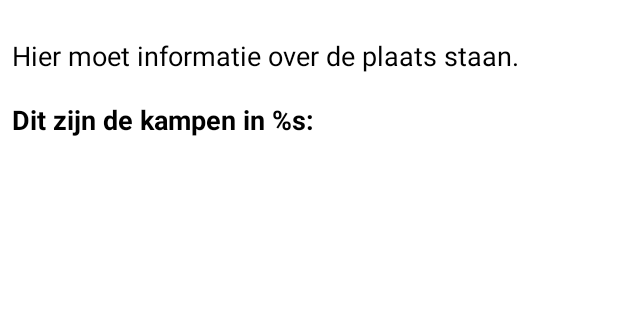
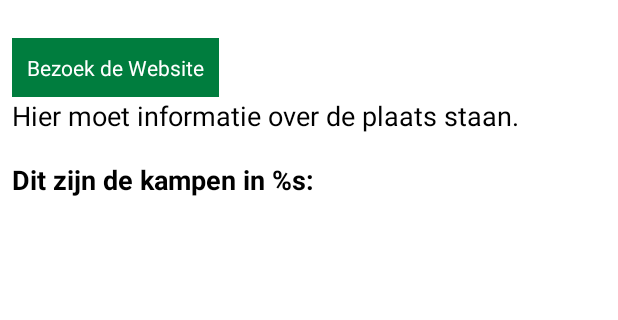
Before and after one commit to mdonath/hit-app, an Android app: the fragment PlaatsFragment shown on its own in the app's theme, on a phone screen of 412 x 824 dp, the part 87-407 px from its top. Run offline under Robolectric (Android 15) with nearby library versions, the phone set to English and light mode, and no system bars; 11 statements that could not run were skipped.

Commit message:
weblinks verwijderd en bij plaats vervangen door een knop Share knop werkend gemaakt

```diff
--- /dev/null
+++ b/app/src/main/java/nl/scouting/hit/app/courant/AbstractHitFragment.java
@@ -0,0 +1,30 @@
+package nl.scouting.hit.app.courant;
+
+import android.content.Intent;
+import android.net.Uri;
+import android.support.v4.app.Fragment;
+import android.view.View;
+
+/**
+ */
+public abstract class AbstractHitFragment extends Fragment {
+
+	/**
+	 * Opens a url in a browser.
+	 */
+	protected class OpenBrowserOnClickListener implements View.OnClickListener {
+
+		private final String url;
+
+		public OpenBrowserOnClickListener(String url) {
+			this.url = url;
+		}
+
+		@Override
+		public void onClick(final View v) {
+			Intent intent = new Intent(Intent.ACTION_VIEW);
+			intent.setData(Uri.parse(url));
+			startActivity(intent);
+		}
+	}
+}
--- a/app/src/main/java/nl/scouting/hit/app/courant/PlaatsFragment.java
+++ b/app/src/main/java/nl/scouting/hit/app/courant/PlaatsFragment.java
@@ -7,6 +7,7 @@ import android.view.View;
 import android.view.ViewGroup;
 import android.widget.AdapterView;
 import android.widget.ArrayAdapter;
+import android.widget.Button;
 import android.widget.ImageView;
 import android.widget.TextView;
 
@@ -31,7 +32,7 @@ import static nl.scouting.hit.app.util.TextUtil.setText;
 /**
  * Shows the information for a 'HIT-plaats'.
  */
-public class PlaatsFragment extends Fragment implements AdapterView.OnItemClickListener {
+public class PlaatsFragment extends AbstractHitFragment implements AdapterView.OnItemClickListener {
 
 	public static final String PARAM_ID = "courant.plaats.id";
 
@@ -72,13 +73,14 @@ public class PlaatsFragment extends Fragment implements AdapterView.OnItemClickL
 	}
 
 	private void setWeblink(final HitPlaats plaats, final View view) {
-		String url;
+		Button openWebsite = (Button) view.findViewById(R.id.websiteknop);
 		if (AvailableUtil.isNetworkAvailable(view.getContext())) {
-			url = "https://hit.scouting.nl/" + plaats.getNaam().toLowerCase() + "/";
+			openWebsite.setOnClickListener(new OpenBrowserOnClickListener("https://hit.scouting.nl/" + plaats.getNaam().toLowerCase() + "/"));
+			openWebsite.setVisibility(View.VISIBLE);
 		} else {
-			url = "";
+			// Verstop de knop
+			openWebsite.setVisibility(View.GONE);
 		}
-		setText(view, R.id.weblink, url);
 	}
 
 	private void setCourantTekst(final HitPlaats plaats, final View view) {
--- a/app/src/main/java/nl/scouting/hit/app/model/AbstractHitEntity.java
+++ b/app/src/main/java/nl/scouting/hit/app/model/AbstractHitEntity.java
@@ -19,6 +19,8 @@ public abstract class AbstractHitEntity {
 
     public abstract String getLabel();
 
+	public abstract String getShareText();
+
     public enum HitEntityEnum {
         PROJECT, PLAATS, KAMP, KIEZER, ICOONTJES;
     }
--- a/app/src/main/java/nl/scouting/hit/app/model/HitIcoontjes.java
+++ b/app/src/main/java/nl/scouting/hit/app/model/HitIcoontjes.java
@@ -13,4 +13,10 @@ public class HitIcoontjes extends AbstractHitEntity {
 	public String getLabel() {
 		return "Icoontjes";
 	}
+
+	@Override
+	public String getShareText() {
+		// FIXME vervangen van jaartal door HitProject.getJaartal()
+		return "Snap je niets van al die icoontjes? Kijk hier voor meer info: https://hit.scouting.nl/hit-activiteiten-2015/symbolen";
+	}
 }
--- a/app/src/main/java/nl/scouting/hit/app/model/HitKampRO.java
+++ b/app/src/main/java/nl/scouting/hit/app/model/HitKampRO.java
@@ -16,6 +16,11 @@ public class HitKampRO extends HitKamp {
 	@Override
 	public boolean equals(Object o) {
 		return this.wrapped.equals(o);
+	}
+
+	@Override
+	public String getShareText() {
+		return this.wrapped.getShareText();
 	}
 
 	@Override
--- a/app/src/main/java/nl/scouting/hit/app/model/HitPlaats.java
+++ b/app/src/main/java/nl/scouting/hit/app/model/HitPlaats.java
@@ -38,6 +38,10 @@ public class HitPlaats extends AbstractHitEntity {
 		return "HIT " + naam + " (" + getId() + ")";
 	}
 
+	@Override
+	public String getShareText() {
+		return "Mijn favoriete HIT plaats is: HIT " + getNaam() + ". Kijk voor meer info op https://hit.scouting.nl/hits-in-" + getNaam().toLowerCase() + "-" + project.getJaar();
+	}
 
 	public String getNaam() {
 		return naam;
--- a/app/src/main/java/nl/scouting/hit/app/model/HitPlaatsRO.java
+++ b/app/src/main/java/nl/scouting/hit/app/model/HitPlaatsRO.java
@@ -22,6 +22,11 @@ public class HitPlaatsRO extends HitPlaats {
 		return "HIT " + getNaam() + " (" + getId() + ")";
 	}
 
+	@Override
+	public String getShareText() {
+		return this.wrapped.getShareText();
+	}
+
 	public long getId() {
 		return wrapped.getId();
 	}
--- a/app/src/main/java/nl/scouting/hit/app/model/HitProject.java
+++ b/app/src/main/java/nl/scouting/hit/app/model/HitProject.java
@@ -110,6 +110,10 @@ public class HitProject extends AbstractHitEntity {
 		return inschrijvingStartdatum.compareTo(new Date()) <= 0;
 	}
 
+	public String getShareText() {
+		return "Ik ga me opgeven voor de HIT! Kijk voor meer info op https://hit.scouting.nl";
+	}
+
 	@Override
 	public HitEntityEnum getType() {
 		return HitEntityEnum.PROJECT;
--- a/app/src/main/res/layout-land/fragment_courant_plaats.xml
+++ b/app/src/main/res/layout-land/fragment_courant_plaats.xml
@@ -41,14 +41,19 @@
                     android:textSize="30sp"
                     android:textStyle="bold"/>
 
-                <TextView
-                    android:id="@+id/weblink"
-                    android:layout_width="match_parent"
+                <Button
+                    android:id="@+id/websiteknop"
+                    android:layout_width="wrap_content"
                     android:layout_height="wrap_content"
-                    android:layout_below="@id/naam"
-                    android:autoLink="web"
-                    android:linksClickable="true"
-                    android:text="@string/link_to_website"/>
+                    android:layout_alignParentLeft="true"
+                    android:layout_alignParentStart="true"
+                    android:layout_below="@+id/naam"
+                    android:layout_marginTop="20dp"
+                    android:background="#ff007d3e"
+                    android:padding="10dp"
+                    android:text="@string/website_knop"
+                    android:textColor="#FFFFFFFF"/>
+
             </RelativeLayout>
 
             <ImageView
--- a/app/src/main/res/layout/fragment_courant_plaats.xml
+++ b/app/src/main/res/layout/fragment_courant_plaats.xml
@@ -36,14 +36,18 @@
                     android:textStyle="bold"
                     android:textSize="30sp"/>
 
-                <TextView
-                    android:id="@+id/weblink"
-                    android:layout_width="match_parent"
+                <Button
+                    android:id="@+id/websiteknop"
+                    android:layout_width="wrap_content"
                     android:layout_height="wrap_content"
-                    android:layout_below="@id/naam"
-                    android:autoLink="web"
-                    android:linksClickable="true"
-                    android:text="@string/link_to_website"/>
+                    android:layout_alignParentLeft="true"
+                    android:layout_alignParentStart="true"
+                    android:layout_below="@+id/naam"
+                    android:layout_marginTop="20dp"
+                    android:background="#ff007d3e"
+                    android:padding="10dp"
+                    android:text="@string/website_knop"
+                    android:textColor="#FFFFFFFF"/>
             </RelativeLayout>
 
             <ImageView
@@ -88,5 +92,6 @@
             android:scrollbars="none"
             android:textColor="#000000"/>
 
+
     </RelativeLayout>
 </ScrollView>
--- a/app/src/main/res/menu/main.xml
+++ b/app/src/main/res/menu/main.xml
@@ -9,11 +9,11 @@
         android:title="@string/action_search"/>
 
     <item
-        android:id="@+id/action_delen"
+        android:id="@+id/action_share"
         android:icon="@android:drawable/ic_menu_share"
         android:showAsAction="ifRoom"
         android:visible="true"
-        android:title="Delen"/>
+        android:title="@string/action_share"/>
 
     <item
         android:id="@+id/action_about"
--- a/app/src/main/res/values/strings.xml
+++ b/app/src/main/res/values/strings.xml
@@ -44,5 +44,6 @@
     <string name="direct_inschrijven"><![CDATA[Direct inschrijven!]]></string>
     <string name="website_knop">Bezoek de Website</string>
     <string name="icoonLabel">Zoek op icoon:</string>
+    <string name="action_share">Delen</string>
 
 </resources>
```
Also changed, not shown: app/src/main/java/nl/scouting/hit/app/Main.java (+14 -27 lines), app/src/main/java/nl/scouting/hit/app/courant/KampFragment.java (+1 -22 lines), app/src/main/java/nl/scouting/hit/app/model/HitKamp.java (+6 -1 lines), app/src/main/java/nl/scouting/hit/app/model/HitKiezer.java (+7 -0 lines), app/src/main/res/layout/fragment_courant_kamp.xml (+2 -10 lines). Lines whose indentation alone changed are shown as unchanged.
